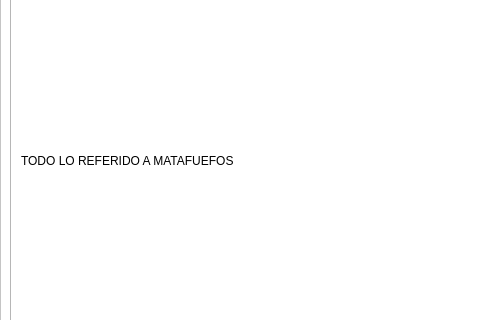
Qt form resources/ui/ventanaprincipal.ui (Julian2455/beatmat) before a commit; both pictures show x 0 to 480 and y 126 to 446 of the 774 by 555 pixel window.
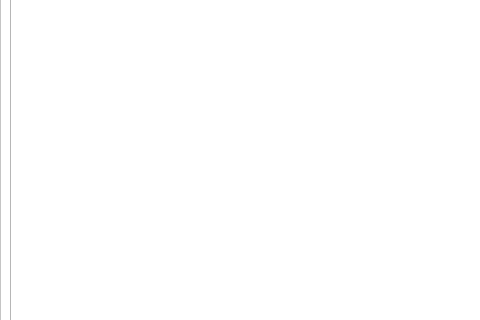
The same form after that commit. The open tabs and pages were chosen to show the change. Icons and pictures are not drawn.

The edit to the form file:
```diff
--- a/resources/ui/ventanaprincipal.ui
+++ b/resources/ui/ventanaprincipal.ui
@@ -103,15 +103,6 @@
           <attribute name="title">
            <string>Matafuegos</string>
           </attribute>
-          <layout class="QVBoxLayout" name="verticalLayout_3">
-           <item>
-            <widget class="QLabel" name="label_2">
-             <property name="text">
-              <string>TODO LO REFERIDO A MATAFUEFOS</string>
-             </property>
-            </widget>
-           </item>
-          </layout>
          </widget>
          <widget class="QWidget" name="Caja">
           <attribute name="icon">
```
Left out of the diff: 28 changed lines with no effect on the pictures.
